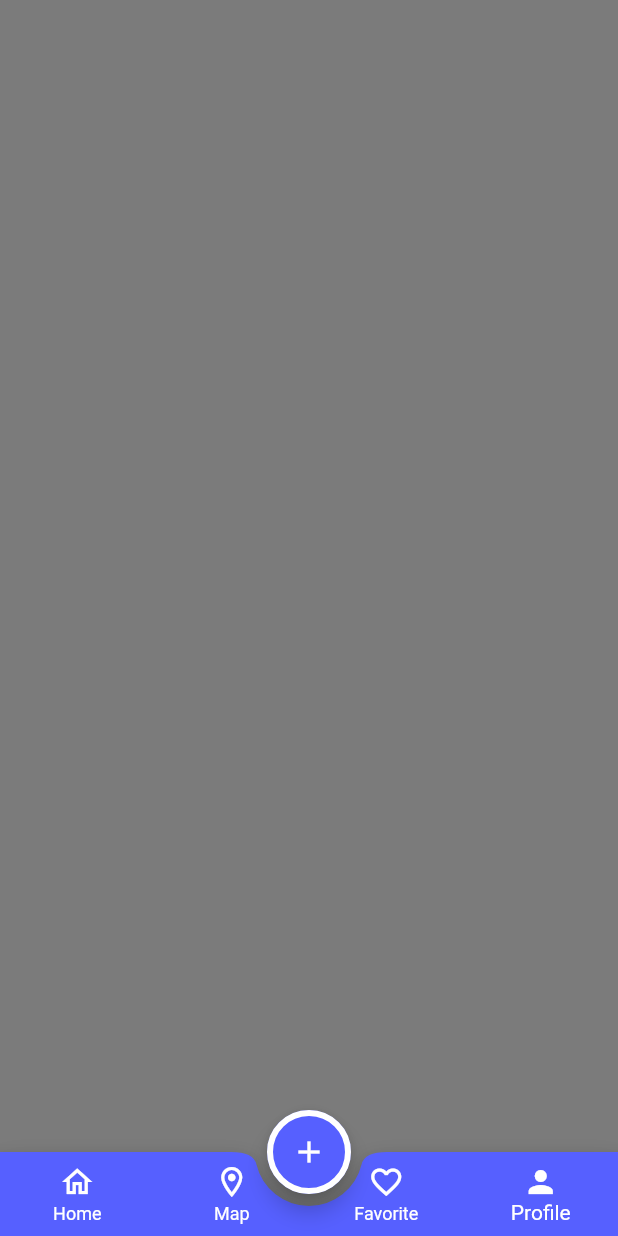
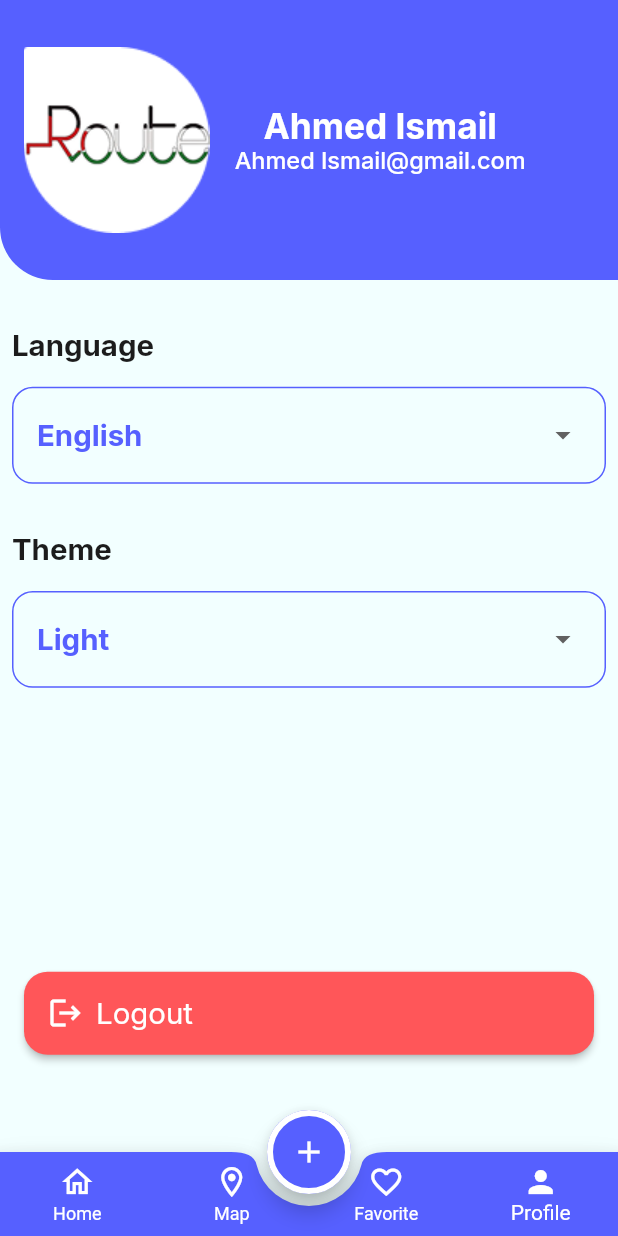
Before and after one commit to Madanike/Evently, a Flutter app: the screen it shows after launch, item 4 of the bottom bar chosen, on a phone screen of 412 x 824 dp. Run offline on Flutter 3.47's test engine with Material 3 defaults, Android fonts, the phone set to English and light mode, and no system bars; our stand-ins replace flutter_screenutil, google_fonts.

Commit message:
finished profile tap

```diff
--- a/lib/config/theme/theme_manager.dart
+++ b/lib/config/theme/theme_manager.dart
@@ -21,12 +21,9 @@ class ThemeManager {
       backgroundColor: ColorsManager.blue,
       foregroundColor: ColorsManager.white,
       shape: StadiumBorder(
-        side: BorderSide(
-          color: ColorsManager.white,
-          width: 4,
-        )
-      )
-    ) ,
+        side: BorderSide(color: ColorsManager.white, width: 4),
+      ),
+    ),
     bottomAppBarTheme: BottomAppBarTheme(
       color: ColorsManager.blue,
       shape: CircularNotchedRectangle(),
@@ -80,12 +77,12 @@ class ThemeManager {
       ),
     ),
     textTheme: TextTheme(
-      headlineSmall:  GoogleFonts.inter(
+      headlineSmall: GoogleFonts.inter(
         fontSize: 14.sp,
         fontWeight: FontWeight.w400,
         color: ColorsManager.white,
       ),
-      headlineMedium:  GoogleFonts.inter(
+      headlineMedium: GoogleFonts.inter(
         fontSize: 14.sp,
         fontWeight: FontWeight.bold,
         color: ColorsManager.blue,
@@ -93,18 +90,28 @@ class ThemeManager {
       headlineLarge: GoogleFonts.inter(
         fontSize: 24.sp,
         fontWeight: FontWeight.w700,
-        color: ColorsManager.white,),
-      bodySmall:   GoogleFonts.inter(
-      fontSize: 16.sp,
-      fontWeight: FontWeight.w500,
-      color: ColorsManager.black1c,
-    ),
-      titleSmall:  GoogleFonts.inter(
+        color: ColorsManager.white,
+      ),
+      bodySmall: GoogleFonts.inter(
+        fontSize: 16.sp,
+        fontWeight: FontWeight.w500,
+        color: ColorsManager.black1c,
+      ),
+      titleSmall: GoogleFonts.inter(
         fontSize: 14.sp,
         fontWeight: FontWeight.bold,
         color: ColorsManager.black1c,
       ),
-
+      labelMedium: GoogleFonts.inter(
+        fontWeight: FontWeight.bold,
+        fontSize: 20.sp,
+        color: ColorsManager.black1c,
+      ),
+      displayMedium: GoogleFonts.inter(
+        fontWeight: FontWeight.bold,
+        fontSize: 20.sp,
+        color: ColorsManager.blue,
+      ),
     ),
   );
 
--- a/lib/core/resources/asset_manager.dart
+++ b/lib/core/resources/asset_manager.dart
@@ -12,6 +12,7 @@ class AssetsImages{
   static const String workshop = '$base/workshop.png';
   static const String eating = '$base/eating.png';
   static const String bookClub = '$base/book_club.png';
+  static const String profileImage = '$base/profileImage.png';
 
 
 }
--- /dev/null
+++ b/lib/feature/main_layout/tabs/profile/drop_dawn_item.dart
@@ -0,0 +1,45 @@
+import 'package:flutter/material.dart';
+import 'package:flutter_screenutil/flutter_screenutil.dart';
+
+import '../../../../core/resources/colors_manager.dart';
+
+class DropDawnItem extends StatelessWidget {
+  const DropDawnItem({super.key , required this.label , required this.menuItems , required this.selectedItems});
+final String label;
+final List<String> menuItems;
+final String selectedItems;
+  @override
+  Widget build(BuildContext context) {
+    return Padding(
+      padding: const EdgeInsets.all(8.0),
+      child: Column(
+        crossAxisAlignment: CrossAxisAlignment.start,
+        children: [
+          Text(label, style: Theme.of(context).textTheme.labelMedium),
+          SizedBox(height: 16.h),
+          Container(
+            height: 66.h,
+            padding: REdgeInsets.all(16),
+            decoration: BoxDecoration(
+              borderRadius: BorderRadius.circular(14.r),
+              border: Border.all(color: ColorsManager.blue, width: 1),
+            ),
+            child: Row(
+              children: [
+                Text(selectedItems, style: Theme.of(context).textTheme.displayMedium),
+                Spacer(),
+                DropdownButton(
+                  underline: SizedBox(),
+                  items:menuItems.map((String value) {
+                    return DropdownMenuItem(value: value, child: Text(value));
+                  }).toList(),
+                  onChanged: (_) {},
+                ),
+              ],
+            ),
+          ),
+        ],
+      ),
+    );
+  }
+}
--- a/lib/feature/main_layout/tabs/profile/profile_tab.dart
+++ b/lib/feature/main_layout/tabs/profile/profile_tab.dart
@@ -1,13 +1,92 @@
+import 'package:evently_project/core/resources/asset_manager.dart';
 import 'package:evently_project/core/resources/colors_manager.dart';
+import 'package:evently_project/feature/main_layout/tabs/profile/drop_dawn_item.dart';
 import 'package:flutter/material.dart';
+import 'package:flutter_screenutil/flutter_screenutil.dart';
+import 'package:google_fonts/google_fonts.dart';
 
 class ProfileTab extends StatelessWidget {
   const ProfileTab({super.key});
 
   @override
   Widget build(BuildContext context) {
-    return Container(
-      color: ColorsManager.grey,
+    return Column(
+      crossAxisAlignment: CrossAxisAlignment.start,
+      children: [
+        Container(
+          width: double.infinity,
+          decoration: BoxDecoration(
+            color: ColorsManager.blue,
+            borderRadius: BorderRadius.only(bottomLeft: Radius.circular(36.r)),
+          ),
+          child: Padding(
+            padding: REdgeInsets.symmetric(horizontal: 16.0, vertical: 32.0),
+            child: Row(
+              mainAxisAlignment: MainAxisAlignment.start,
+              children: [
+                Image.asset(AssetsImages.profileImage),
+                SizedBox(width: 16.w),
+                Column(
+                  mainAxisAlignment: MainAxisAlignment.center,
+                  children: [
+                    Text(
+                      'Ahmed Ismail',
+                      style: GoogleFonts.inter(
+                        fontSize: 24.sp,
+                        fontWeight: FontWeight.bold,
+                        color: ColorsManager.white,
+                      ),
+                    ),
+                    Text(
+                      'Ahmed Ismail@gmail.com',
+                      style: GoogleFonts.inter(
+                        fontSize: 16.sp,
+                        fontWeight: FontWeight.w500,
+                        color: ColorsManager.white,
+                      ),
+                    ),
+                  ],
+                ),
+              ],
+            ),
+          ),
+        ),
+        SizedBox(height: 24.h),
+        DropDawnItem(
+          label: 'Language',
+          menuItems: ['عربي', 'English'],
+          selectedItems: 'English',
+        ),
+        SizedBox(height: 16.h),
+        DropDawnItem(
+          label: 'Theme',
+          menuItems: ['Light', 'Dark'],
+          selectedItems: 'Light',
+        ),
+          Spacer(flex: 6,),
+        Container(
+          margin: EdgeInsets.symmetric(horizontal: 16 ),
+          child: ElevatedButton(
+            style: ElevatedButton.styleFrom(
+              backgroundColor: ColorsManager.red,
+              foregroundColor: ColorsManager.white,
+              padding: REdgeInsets.all(16.0),
+              textStyle: GoogleFonts.inter(
+                fontSize: 20.sp,
+                fontWeight: FontWeight.w400,
+                color: ColorsManager.white,
+
+              ),
+              shape: RoundedRectangleBorder(
+                borderRadius: BorderRadius.circular(16.r),
+              )
+            ),
+            onPressed: () {},
+            child: Row(children: [Icon(Icons.logout),SizedBox(width: 8.w,), Text('Logout')]),
+          ),
+        ),
+        Spacer(flex: 4,),
+      ],
     );
   }
 }
```
Also changed, not shown: assets/images/2.0x/profileImage@2x.png (added), assets/images/3.0x/profileImage@3x.png (added), assets/images/profileImage.png (added).
